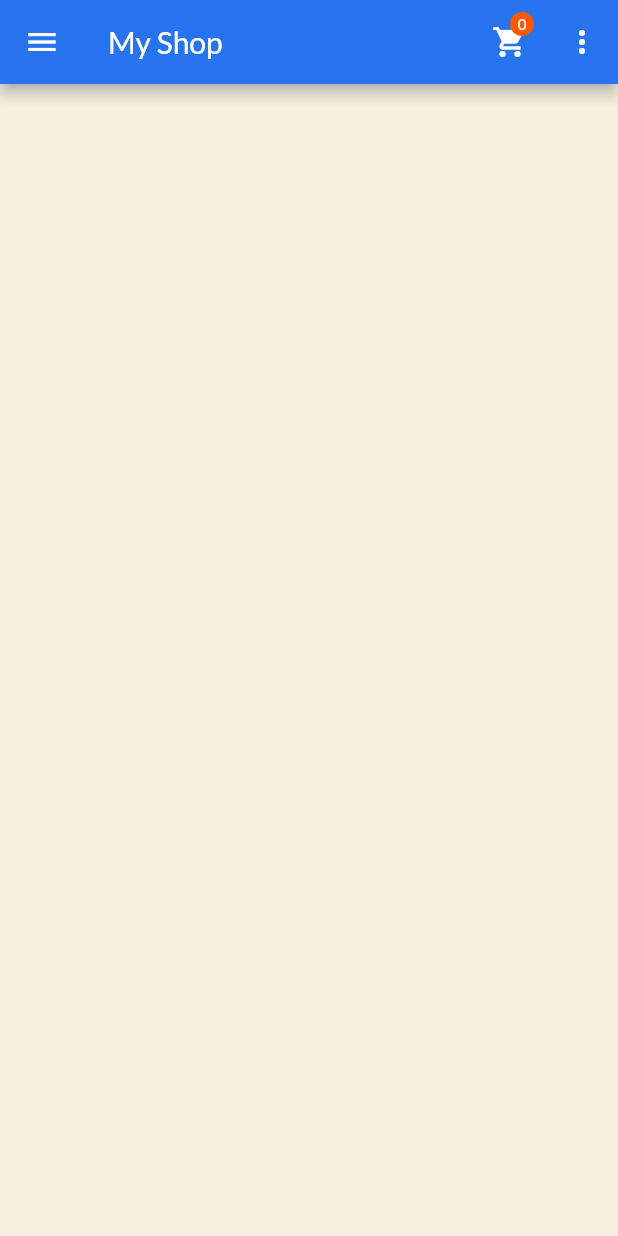
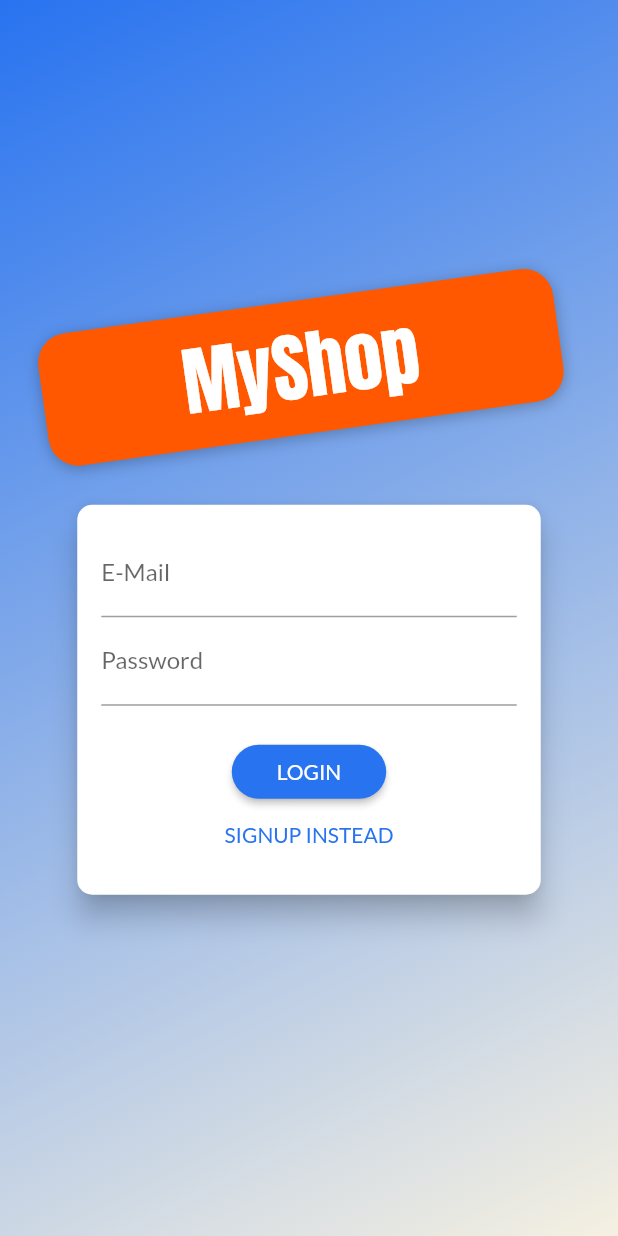
Before and after one commit to shubham242/FlutterShop, a Flutter app: the screen it shows after launch, on a phone screen of 412 x 824 dp. Run offline on Flutter 3.47's test engine with Material 2 defaults, Android fonts, the phone set to English and light mode, and no system bars.

```diff
--- a/lib/main.dart
+++ b/lib/main.dart
@@ -7,10 +7,12 @@ import './screens/cart_screen.dart';
 import './screens/orders.dart';
 import './screens/user_products_screen.dart';
 import './screens/edit_screen.dart';
+import './screens/auth_screen.dart';
 import './models/custom_colors.dart';
 import './providers/products.dart';
 import './providers/cart.dart';
 import './providers/orders.dart';
+import './providers/auth.dart';
 
 void main() => runApp(MyApp());
 
@@ -20,16 +22,28 @@ class MyApp extends StatelessWidget {
     return MultiProvider(
         providers: [
           ChangeNotifierProvider(
-          create: (ctx) => Products(),
+            create: (ctx) => Auth(),
+          ),
+          ChangeNotifierProxyProvider<Auth, Products>(
+            update: (ctx, auth, prevProd) => Products(
+              auth.token!,
+              prevProd == null ? [] : prevProd.items,
+            ),
+            create: (ctx) => Products('', []),
           ),
           ChangeNotifierProvider(
             create: (ctx) => Cart(),
           ),
-        ChangeNotifierProvider(
-          create: (ctx) => Orders(),
+          ChangeNotifierProxyProvider<Auth, Orders>(
+            update: (ctx, auth, prevOrders) => Orders(
+              auth.token!,
+              prevOrders == null ? [] : prevOrders.orders,
+            ),
+            create: (ctx) => Orders('', []),
           ),
         ],
-      child: MaterialApp(
+        child: Consumer<Auth>(
+          builder: (ctx, auth, _) => MaterialApp(
             title: 'MyShop',
             theme: ThemeData(
               primarySwatch: CustomColors.primaryColor,
@@ -37,7 +51,7 @@ class MyApp extends StatelessWidget {
               canvasColor: CustomColors.canvasColor,
               fontFamily: 'Lato',
             ),
-        home: ProductsOverview(),
+            home: auth.isAuth ? ProductsOverview() : AuthScreen(),
             routes: {
               ProductDetail.routeName: (ctx) => ProductDetail(),
               CartScreen.routeName: (ctx) => CartScreen(),
@@ -46,6 +60,6 @@ class MyApp extends StatelessWidget {
               EditProducts.routeName: (ctx) => EditProducts(),
             },
           ),
-    );
+        ));
   }
 }
--- /dev/null
+++ b/lib/providers/auth.dart
@@ -0,0 +1,65 @@
+import 'dart:convert';
+
+import 'package:flutter/material.dart';
+import 'package:http/http.dart' as http;
+
+import '../models/http_exception.dart';
+
+class Auth with ChangeNotifier {
+  String? _token = '';
+  DateTime? _expiry = DateTime.now();
+  String _userId = '';
+
+  bool get isAuth {
+    return token != null;
+  }
+
+  String? get token {
+    if (_expiry != null && _expiry!.isAfter(DateTime.now()) && _token != null) {
+      return _token;
+    }
+    return null;
+  }
+
+  Future<void> _authenticate(
+      String email, String password, String urlPart) async {
+    Uri url = Uri.parse(
+        'https://identitytoolkit.googleapis.com/v1/accounts:$urlPart?key=AIzaSyC0EJORHwhrOSA_-cLybe308fvhzCyjHig');
+    try {
+      final res = await http.post(
+        url,
+        body: json.encode(
+          {
+            'email': email,
+            'password': password,
+            'returnSecureToken': true,
+          },
+        ),
+      );
+      var resData = json.decode(res.body);
+      if (resData['error'] != null) {
+        throw HttpException(resData['error']['message']);
+      }
+      _token = resData['idToken'];
+      _userId = resData['localId'];
+      _expiry = DateTime.now().add(
+        Duration(
+          seconds: int.parse(
+            resData['expiresIn'],
+          ),
+        ),
+      );
+      notifyListeners();
+    } catch (error) {
+      throw HttpException(error.toString());
+    }
+  }
+
+  Future<void> login(String email, String password) async {
+    await _authenticate(email, password, 'signInWithPassword');
+  }
+
+  Future<void> signup(String email, String password) async {
+    await _authenticate(email, password, 'signUp');
+  }
+}
--- a/lib/providers/orders.dart
+++ b/lib/providers/orders.dart
@@ -21,6 +21,9 @@ class OrderItem {
 
 class Orders with ChangeNotifier {
   List<OrderItem> _orders = [];
+  final authToken;
+
+  Orders(this.authToken, this._orders);
 
   List<OrderItem> get orders {
     return [..._orders];
@@ -28,7 +31,7 @@ class Orders with ChangeNotifier {
 
   Future<void> fetchOrders() async {
     Uri url = Uri.parse(
-        'https://shop-app-af659-default-rtdb.firebaseio.com/orders.json');
+        'https://shop-app-af659-default-rtdb.firebaseio.com/orders.json?auth=$authToken');
     final res = await http.get(url);
     final List<OrderItem> loadedOrders = [];
     final data = json.decode(res.body) as Map<String, dynamic>?;
@@ -59,7 +62,7 @@ class Orders with ChangeNotifier {
 
   Future<void> addOrder(List<CartItem> cartProducts, double total) async {
     Uri url = Uri.parse(
-        'https://shop-app-af659-default-rtdb.firebaseio.com/orders.json');
+        'https://shop-app-af659-default-rtdb.firebaseio.com/orders.json?auth=$authToken');
     final timeStamp = DateTime.now();
     final res = await http.post(
       url,
--- a/lib/providers/product.dart
+++ b/lib/providers/product.dart
@@ -22,12 +22,12 @@ class Product with ChangeNotifier {
     this.isFav = false,
   });
 
-  Future<void> toggleFav() async {
+  Future<void> toggleFav(String token) async {
     bool old = isFav;
     isFav = !isFav;
     notifyListeners();
     Uri url = Uri.parse(
-        'https://shop-app-af659-default-rtdb.firebaseio.com/products/$id.json');
+        'https://shop-app-af659-default-rtdb.firebaseio.com/products/$id.json?auth=$token');
     try {
       final res = await http.patch(
         url,
--- a/lib/providers/products.dart
+++ b/lib/providers/products.dart
@@ -7,40 +7,10 @@ import 'product.dart';
 import '../models/http_exception.dart';
 
 class Products with ChangeNotifier {
-  List<Product> _items = [
-    // Product(
-    //   id: 'p1',
-    //   title: 'Red Shirt',
-    //   description: 'A red shirt - it is pretty red!',
-    //   price: 29.99,
-    //   imageUrl:
-    //       'https://cdn.pixabay.com/photo/2016/10/02/22/17/red-t-shirt-1710578_1280.jpg',
-    // ),
-    // Product(
-    //   id: 'p2',
-    //   title: 'Trousers',
-    //   description: 'A nice pair of trousers.',
-    //   price: 59.99,
-    //   imageUrl:
-    //       'https://upload.wikimedia.org/wikipedia/commons/thumb/e/e8/Trousers%2C_dress_%28AM_1960.022-8%29.jpg/512px-Trousers%2C_dress_%28AM_1960.022-8%29.jpg',
-    // ),
-    // Product(
-    //   id: 'p3',
-    //   title: 'Yellow Scarf',
-    //   description: 'Warm and cozy - exactly what you need for the winter.',
-    //   price: 19.99,
-    //   imageUrl:
-    //       'https://live.staticflickr.com/4043/4438260868_cc79b3369d_z.jpg',
-    // ),
-    // Product(
-    //   id: 'p4',
-    //   title: 'A Pan',
-    //   description: 'Prepare any meal you want.',
-    //   price: 49.99,
-    //   imageUrl:
-    //       'https://upload.wikimedia.org/wikipedia/commons/thumb/1/14/Cast-Iron-Pan.jpg/1024px-Cast-Iron-Pan.jpg',
-    // ),
-  ];
+  List<Product> _items = [];
+
+  final String authToken;
+  Products(this.authToken, this._items);
 
   List<Product> get items {
     return [..._items];
@@ -52,7 +22,7 @@ class Products with ChangeNotifier {
 
   Future<Null> fetchProducts() async {
     Uri url = Uri.parse(
-        'https://shop-app-af659-default-rtdb.firebaseio.com/products.json');
+        'https://shop-app-af659-default-rtdb.firebaseio.com/products.json?auth=$authToken');
     try {
       final res = await http.get(url);
       final data = json.decode(res.body) as Map<String, dynamic>?;
@@ -78,7 +48,7 @@ class Products with ChangeNotifier {
 
   Future<Null> addProduct(Product product) async {
     Uri url = Uri.parse(
-        'https://shop-app-af659-default-rtdb.firebaseio.com/products.json');
+        'https://shop-app-af659-default-rtdb.firebaseio.com/products.json?auth=$authToken');
     try {
       final res = await http.post(
         url,
@@ -111,7 +81,7 @@ class Products with ChangeNotifier {
 
     if (prodIndex >= 0) {
       Uri url = Uri.parse(
-          'https://shop-app-af659-default-rtdb.firebaseio.com/products/$id.json');
+          'https://shop-app-af659-default-rtdb.firebaseio.com/products/$id.json?auth=$authToken');
       await http.patch(url,
           body: json.encode({
             'title': newProduct.title,
@@ -127,7 +97,7 @@ class Products with ChangeNotifier {
 
   Future<void> deleteProduct(String id) async {
     Uri url = Uri.parse(
-        'https://shop-app-af659-default-rtdb.firebaseio.com/products/$id.json');
+        'https://shop-app-af659-default-rtdb.firebaseio.com/products/$id.json?auth=$authToken');
     final tempProdIndex = _items.indexWhere((element) => element.id == id);
     var tempProd = _items[tempProdIndex];
     _items.removeAt(tempProdIndex);
--- /dev/null
+++ b/lib/screens/auth_screen.dart
@@ -0,0 +1,275 @@
+import 'dart:math';
+
+import 'package:flutter/material.dart';
+import 'package:provider/provider.dart';
+
+import '../models/custom_colors.dart';
+import '../models/http_exception.dart';
+import '../providers/auth.dart';
+
+enum AuthMode { Signup, Login }
+
+class AuthScreen extends StatelessWidget {
+  static const routeName = '/auth';
+
+  @override
+  Widget build(BuildContext context) {
+    final deviceSize = MediaQuery.of(context).size;
+    // final transformConfig = Matrix4.rotationZ(-8 * pi / 180);
+    // transformConfig.translate(-10.0);
+    return Scaffold(
+      // resizeToAvoidBottomInset: false,
+      body: Stack(
+        children: <Widget>[
+          Container(
+            decoration: BoxDecoration(
+              gradient: LinearGradient(
+                colors: [
+                  CustomColors.primaryColor,
+                  CustomColors.canvasColor,
+                ],
+                begin: Alignment.topLeft,
+                end: Alignment.bottomRight,
+                stops: [0, 1],
+              ),
+            ),
+          ),
+          SingleChildScrollView(
+            child: Container(
+              height: deviceSize.height,
+              width: deviceSize.width,
+              child: Column(
+                mainAxisAlignment: MainAxisAlignment.center,
+                crossAxisAlignment: CrossAxisAlignment.center,
+                children: <Widget>[
+                  Flexible(
+                    child: Container(
+                      margin: EdgeInsets.only(bottom: 20.0),
+                      padding:
+                          EdgeInsets.symmetric(vertical: 8.0, horizontal: 94.0),
+                      transform: Matrix4.rotationZ(-8 * pi / 180)
+                        ..translate(-10.0),
+                      // ..translate(-10.0),
+                      decoration: BoxDecoration(
+                        borderRadius: BorderRadius.circular(20),
+                        color: Theme.of(context).accentColor,
+                        boxShadow: [
+                          BoxShadow(
+                            blurRadius: 8,
+                            color: Colors.black26,
+                            offset: Offset(0, 2),
+                          )
+                        ],
+                      ),
+                      child: Text(
+                        'MyShop',
+                        style: TextStyle(
+                          color: Theme.of(context).accentTextTheme.title?.color,
+                          fontSize: 50,
+                          fontFamily: 'Anton',
+                          fontWeight: FontWeight.normal,
+                        ),
+                      ),
+                    ),
+                  ),
+                  Flexible(
+                    flex: deviceSize.width > 600 ? 2 : 1,
+                    child: AuthCard(),
+                  ),
+                ],
+              ),
+            ),
+          ),
+        ],
+      ),
+    );
+  }
+}
+
+class AuthCard extends StatefulWidget {
+  const AuthCard({
+    Key? key,
+  }) : super(key: key);
+
+  @override
+  _AuthCardState createState() => _AuthCardState();
+}
+
+class _AuthCardState extends State<AuthCard> {
+  final GlobalKey<FormState> _formKey = GlobalKey();
+  AuthMode _authMode = AuthMode.Login;
+  Map<String, String> _authData = {
+    'email': '',
+    'password': '',
+  };
+  var _isLoading = false;
+  final _passwordController = TextEditingController();
+
+  void _showError(String msg) {
+    showDialog(
+      context: context,
+      builder: (ctx) => AlertDialog(
+        title: Text('An Error Occured'),
+        content: Text(msg),
+        actions: [
+          FlatButton(
+              onPressed: () {
+                Navigator.of(context).pop();
+              },
+              child: Text('Ok'))
+        ],
+      ),
+    );
+  }
+
+  Future<void> _submit() async {
+    if (!_formKey.currentState!.validate()) {
+      // Invalid!
+      return;
+    }
+    _formKey.currentState!.save();
+    setState(() {
+      _isLoading = true;
+    });
+    try {
+      if (_authMode == AuthMode.Login) {
+        await Provider.of<Auth>(context, listen: false).login(
+          _authData['email']!,
+          _authData['password']!,
+        );
+      } else {
+        await Provider.of<Auth>(context, listen: false).signup(
+          _authData['email']!,
+          _authData['password']!,
+        );
+      }
+    } on HttpException catch (error) {
+      var errorMsg = 'Authentication Failed';
+      if (error.toString().contains('EMAIL_EXISTS')) {
+        errorMsg = 'This email is already in use!';
+      } else if (error.toString().contains('INVALID_EMAIL')) {
+        errorMsg = 'This is not a vaid email!';
+      } else if (error.toString().contains('WEAK_PASSWORD')) {
+        errorMsg = 'Password is weak!';
+      } else if (error.toString().contains('EMAIL_NOT_FOUND')) {
+        errorMsg = 'Could not find user with this email!';
+      } else if (error.toString().contains('INVALID_PASSWORD')) {
+        errorMsg = 'Invalid Password';
+      }
+
+      _showError(errorMsg);
+    } catch (error) {
+      const errorMsg = 'Authentication Failed. Please try again later!';
+
+      _showError(errorMsg);
+    }
+    setState(() {
+      _isLoading = false;
+    });
+  }
+
+  void _switchAuthMode() {
+    if (_authMode == AuthMode.Login) {
+      setState(() {
+        _authMode = AuthMode.Signup;
+      });
+    } else {
+      setState(() {
+        _authMode = AuthMode.Login;
+      });
+    }
+  }
+
+  @override
+  Widget build(BuildContext context) {
+    final deviceSize = MediaQuery.of(context).size;
+    return Card(
+      shape: RoundedRectangleBorder(
+        borderRadius: BorderRadius.circular(10.0),
+      ),
+      elevation: 8.0,
+      child: Container(
+        height: _authMode == AuthMode.Signup ? 320 : 260,
+        constraints:
+            BoxConstraints(minHeight: _authMode == AuthMode.Signup ? 320 : 260),
+        width: deviceSize.width * 0.75,
+        padding: EdgeInsets.all(16.0),
+        child: Form(
+          key: _formKey,
+          child: SingleChildScrollView(
+            child: Column(
+              children: <Widget>[
+                TextFormField(
+                  decoration: InputDecoration(labelText: 'E-Mail'),
+                  keyboardType: TextInputType.emailAddress,
+                  validator: (value) {
+                    if (value!.isEmpty || !value.contains('@')) {
+                      return 'Invalid email!';
+                    }
+                    return null;
+                    return null;
+                  },
+                  onSaved: (value) {
+                    _authData['email'] = value!;
+                  },
+                ),
+                TextFormField(
+                  decoration: InputDecoration(labelText: 'Password'),
+                  obscureText: true,
+                  controller: _passwordController,
+                  validator: (value) {
+                    if (value!.isEmpty || value.length < 5) {
+                      return 'Password is too short!';
+                    }
+                  },
+                  onSaved: (value) {
+                    _authData['password'] = value!;
+                  },
+                ),
+                if (_authMode == AuthMode.Signup)
+                  TextFormField(
+                    enabled: _authMode == AuthMode.Signup,
+                    decoration: InputDecoration(labelText: 'Confirm Password'),
+                    obscureText: true,
+                    validator: _authMode == AuthMode.Signup
+                        ? (value) {
+                            if (value != _passwordController.text) {
+                              return 'Passwords do not match!';
+                            }
+                          }
+                        : null,
+                  ),
+                SizedBox(
+                  height: 20,
+                ),
+                if (_isLoading)
+                  CircularProgressIndicator()
+                else
+                  RaisedButton(
+                    child:
+                        Text(_authMode == AuthMode.Login ? 'LOGIN' : 'SIGN UP'),
+                    onPressed: _submit,
+                    shape: RoundedRectangleBorder(
+                      borderRadius: BorderRadius.circular(30),
+                    ),
+                    padding:
+                        EdgeInsets.symmetric(horizontal: 30.0, vertical: 8.0),
+                    color: Theme.of(context).primaryColor,
+                    textColor: Theme.of(context).primaryTextTheme.button?.color,
+                  ),
+                FlatButton(
+                  child: Text(
+                      '${_authMode == AuthMode.Login ? 'SIGNUP' : 'LOGIN'} INSTEAD'),
+                  onPressed: _switchAuthMode,
+                  padding: EdgeInsets.symmetric(horizontal: 30.0, vertical: 4),
+                  materialTapTargetSize: MaterialTapTargetSize.shrinkWrap,
+                  textColor: Theme.of(context).primaryColor,
+                ),
+              ],
+            ),
+          ),
+        ),
+      ),
+    );
+  }
+}
--- a/lib/widgets/buying.dart
+++ b/lib/widgets/buying.dart
@@ -3,7 +3,7 @@ import 'package:provider/provider.dart';
 
 import '../providers/product.dart';
 import '../providers/cart.dart';
-import '../widgets/show_alert.dart';
+import '../providers/auth.dart';
 
 class Buying extends StatelessWidget {
   Widget buildBtn(
@@ -34,6 +34,7 @@ class Buying extends StatelessWidget {
   Widget build(BuildContext context) {
     final product = Provider.of<Product>(context, listen: false);
     final cart = Provider.of<Cart>(context, listen: false);
+    final authData = Provider.of<Auth>(context);
     return Row(
       mainAxisAlignment: MainAxisAlignment.spaceAround,
       children: [
@@ -44,7 +45,7 @@ class Buying extends StatelessWidget {
             Colors.black,
             ctx.isFav ? 'Remove from Favorites' : 'Add to Favorites',
             () {
-              ctx.toggleFav();
+              ctx.toggleFav(authData.token!);
             },
           ),
         ),
--- a/lib/widgets/product_item.dart
+++ b/lib/widgets/product_item.dart
@@ -4,6 +4,7 @@ import 'package:provider/provider.dart';
 import '../screens/product_detail_screen.dart';
 import '../providers/product.dart';
 import '../providers/cart.dart';
+import '../providers/auth.dart';
 import '../widgets/show_alert.dart';
 
 class ProductItem extends StatelessWidget {
@@ -12,6 +13,7 @@ class ProductItem extends StatelessWidget {
     final scaf = Scaffold.of(context);
     final product = Provider.of<Product>(context, listen: false);
     final cart = Provider.of<Cart>(context, listen: false);
+    final authData = Provider.of<Auth>(context, listen: false);
     return Stack(
       children: [
         ClipRRect(
@@ -107,7 +109,7 @@ class ProductItem extends StatelessWidget {
                 ),
                 onPressed: () async {
                   try {
-                    await product.toggleFav();
+                    await product.toggleFav(authData.token!);
                   } catch (error) {
                     scaf.showSnackBar(
                       SnackBar(
```
Lines whose indentation alone changed are shown as unchanged.
